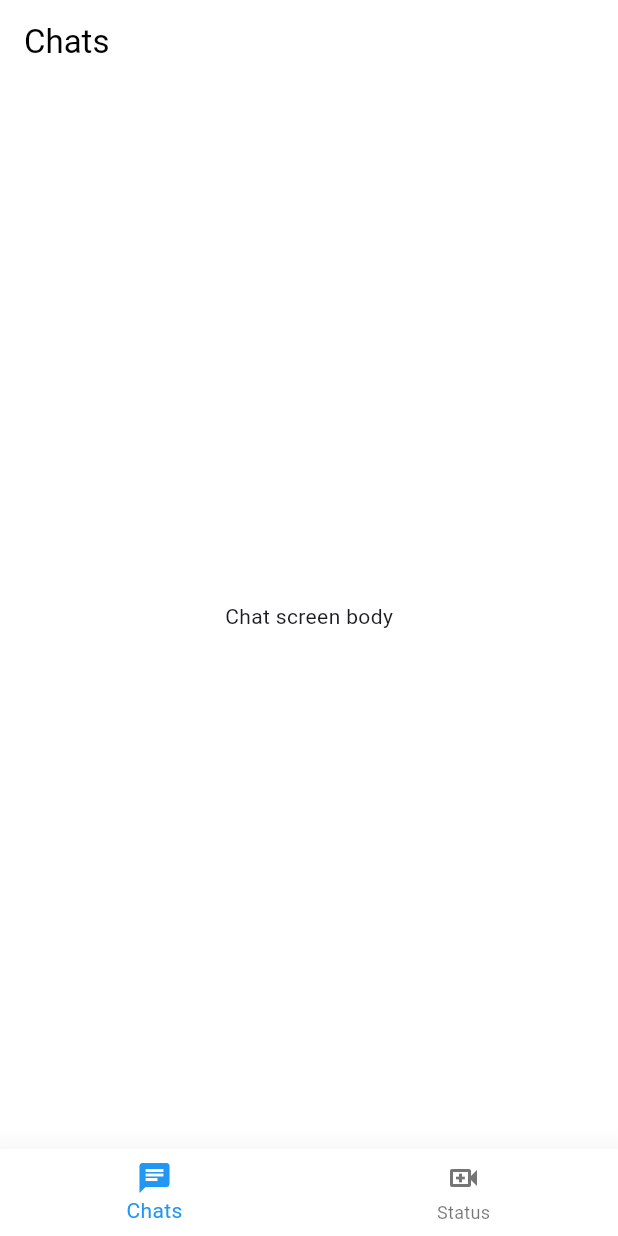
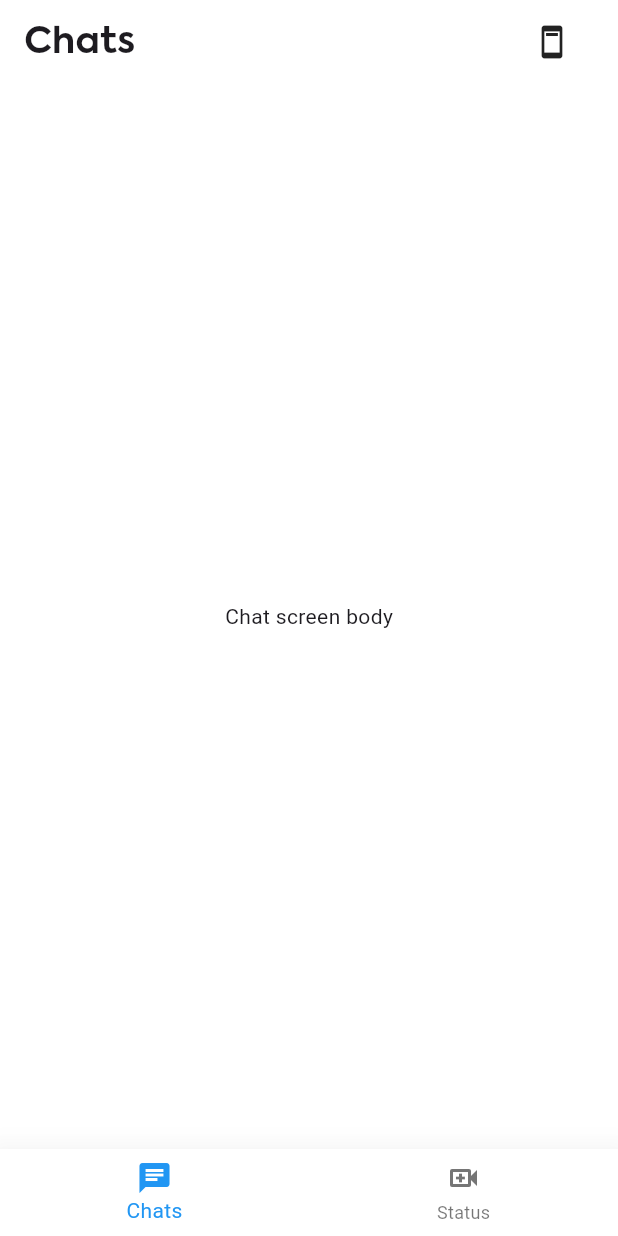
Before and after one commit to subinjose11/chat_app, a Flutter app: the screen it shows after launch, on a phone screen of 412 x 824 dp. Run offline on Flutter 3.47's test engine with Material 3 defaults, Android fonts, the phone set to English and light mode, and no system bars; our stand-ins replace auto_route, flutter_riverpod.

Commit message:
feat: chat app bar, status app bar impl

```diff
--- /dev/null
+++ b/lib/feature/chat/presentation/ui/chat_screen.dart
@@ -0,0 +1,24 @@
+import 'package:flutter/cupertino.dart';
+
+class ChatScreen extends StatefulWidget {
+  const ChatScreen({super.key});
+
+  @override
+  State<ChatScreen> createState() => _ChatScreenState();
+}
+
+class _ChatScreenState extends State<ChatScreen> {
+  @override
+  Widget build(BuildContext context) {
+    return const Center(
+      child: Column(
+        mainAxisAlignment: MainAxisAlignment.center,
+        children: [
+          Text(
+            'Chat screen body',
+          ),
+        ],
+      ),
+    );
+  }
+}
--- /dev/null
+++ b/lib/feature/chat/presentation/widget/chat_app_bar.dart
@@ -0,0 +1,62 @@
+// ignore_for_file: use_build_context_synchronously
+
+import 'package:chat_app/core/styles/app_dimens.dart';
+import 'package:chat_app/core/styles/text_styles.dart';
+import 'package:flutter/material.dart';
+import 'package:flutter_riverpod/flutter_riverpod.dart';
+
+class ChatAppBar extends ConsumerStatefulWidget {
+  const ChatAppBar({
+    super.key,
+    required this.title,
+    this.onBack,
+    this.style,
+  });
+  final String title;
+  final VoidCallback? onBack;
+  final TextStyle? style;
+
+  @override
+  ConsumerState<ChatAppBar> createState() => _ChatAppBarState();
+}
+
+class _ChatAppBarState extends ConsumerState<ChatAppBar> {
+  @override
+  void initState() {
+    super.initState();
+  }
+
+
+  @override
+  void dispose() {
+    super.dispose();
+  }
+
+  @override
+  Widget build(
+    BuildContext context,
+  ) {
+    return Row(
+      children: [
+          // BackButton(
+          //   onPressed: widget.onBack ??
+          //       () {},
+          // ),
+        Expanded(
+          child: Text(
+            widget.title,
+            style: widget.style ?? heading01,
+          ),
+        ),
+
+        GestureDetector(
+            onTap: () {
+            },
+            child: const Icon(Icons.ad_units)),
+        dimenWidth16,
+      ],
+    );
+  }
+
+
+}
--- a/lib/feature/home/presentation/ui/home.dart
+++ b/lib/feature/home/presentation/ui/home.dart
@@ -1,6 +1,11 @@
 import 'package:auto_route/auto_route.dart';
+import 'package:chat_app/feature/chat/presentation/ui/chat_screen.dart';
 import 'package:chat_app/feature/home/presentation/controller/home_controller.dart';
+import 'package:chat_app/feature/chat/presentation/widget/chat_app_bar.dart';
 import 'package:chat_app/feature/home/presentation/widget/bottom_nav_bar.dart';
+import 'package:chat_app/feature/home/presentation/widget/custom_app_bar.dart';
+import 'package:chat_app/feature/status/presentation/ui/status_screen.dart';
+import 'package:chat_app/feature/status/presentation/widget/status_app_bar.dart';
 import 'package:flutter/material.dart';
 import 'package:flutter_riverpod/flutter_riverpod.dart';
 
@@ -15,22 +20,19 @@ class HomePage extends ConsumerStatefulWidget {
 class _MyHomePageState extends ConsumerState<HomePage> {
   @override
   Widget build(BuildContext context) {
-    final pageIndex=ref.watch(navIndexProvider);
+    final pageIndex = ref.watch(navIndexProvider);
     return Scaffold(
-      appBar: AppBar(
-        title: const Text("Chats"),
-      ),
-      bottomNavigationBar: const BottomNavBar(),
-      body: const Center(
-        child: Column(
-          mainAxisAlignment: MainAxisAlignment.center,
-          children: <Widget>[
-            Text(
-              'Chat screen body',
-            ),
-          ],
-        ),
-      ),
-    );
+        appBar: CustomAppBar(appWidget: appbars[pageIndex]),
+        bottomNavigationBar: const BottomNavBar(),
+        body: screens[pageIndex]);
   }
+
+  final screens = [
+    const ChatScreen(),
+    const StatusScreen(),
+  ];
+  final appbars = [
+    const ChatAppBar(title: "Chats"),
+    const StatusAppBar(title: "Status"),
+  ];
 }
--- /dev/null
+++ b/lib/feature/home/presentation/widget/custom_app_bar.dart
@@ -0,0 +1,39 @@
+import 'package:flutter/material.dart';
+import 'dart:io' show Platform;
+
+class CustomAppBar extends StatelessWidget implements PreferredSizeWidget {
+  final Widget appWidget;
+  final double height;
+  final double extraTopPadding;
+
+  const CustomAppBar({
+    super.key,
+    required this.appWidget,
+    this.height = kToolbarHeight,
+    this.extraTopPadding = 0.0,
+  });
+
+  @override
+  Size get preferredSize => Size.fromHeight(height + extraTopPadding);
+
+  @override
+  Widget build(BuildContext context) {
+    double topPadding = MediaQuery.of(context).padding.top;
+
+    if (Platform.isAndroid) {
+      topPadding += extraTopPadding + 10.0;
+    }
+
+    return Container(
+      padding: EdgeInsets.only(
+        top: topPadding,
+        left: 16.0,
+        right: 16.0,
+        bottom: 10.0,
+      ),
+      alignment: Alignment.center,
+      height: height + topPadding + 10.0,
+      child: appWidget,
+    );
+  }
+}
--- a/pubspec.yaml
+++ b/pubspec.yaml
@@ -27,7 +27,6 @@ flutter:
     - assets/drawables/
     - assets/icons/
     - assets/flags/
-    - assets/env/
 
   fonts:
     - family: Axiforma
```
Also changed, not shown: lib/feature/status/presentation/ui/status_screen.dart (added, +24 -0 lines), lib/feature/status/presentation/widget/status_app_bar.dart (added, +62 -0 lines).
